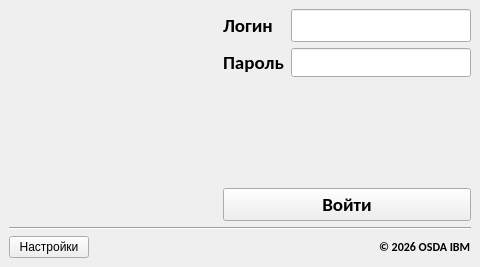
Qt form app/acms/loginwindow.ui (MK-IBM-WWS/ACMS) before a commit.
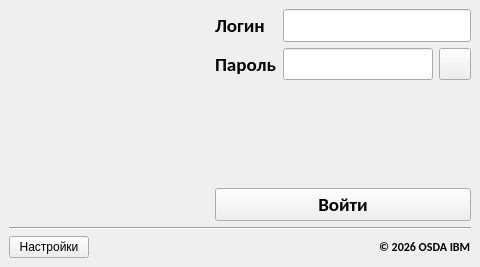
The same form after that commit. Icons and pictures are not drawn.

Patch:
```diff
--- a/app/acms/loginwindow.ui
+++ b/app/acms/loginwindow.ui
@@ -134,17 +134,6 @@
             </property>
            </widget>
           </item>
-          <item row="1" column="1">
-           <widget class="QLineEdit" name="lepass">
-            <property name="font">
-             <font>
-              <family>Carlito</family>
-              <pointsize>12</pointsize>
-              <bold>true</bold>
-             </font>
-            </property>
-           </widget>
-          </item>
           <item row="0" column="0">
            <widget class="QLabel" name="label_3">
             <property name="font">
@@ -159,6 +148,63 @@
             </property>
            </widget>
           </item>
+          <item row="1" column="1">
+           <layout class="QFormLayout" name="formLayout_2">
+            <item row="0" column="0">
+             <widget class="QLineEdit" name="lepass">
+              <property name="minimumSize">
+               <size>
+                <width>150</width>
+                <height>32</height>
+               </size>
+              </property>
+              <property name="maximumSize">
+               <size>
+                <width>16777215</width>
+                <height>32</height>
+               </size>
+              </property>
+              <property name="font">
+               <font>
+                <family>Carlito</family>
+                <pointsize>12</pointsize>
+                <bold>true</bold>
+               </font>
+              </property>
+             </widget>
+            </item>
+            <item row="0" column="1">
+             <widget class="QPushButton" name="btnshowpass">
+              <property name="minimumSize">
+               <size>
+                <width>32</width>
+                <height>32</height>
+               </size>
+              </property>
+              <property name="maximumSize">
+               <size>
+                <width>32</width>
+                <height>32</height>
+               </size>
+              </property>
+              <property name="font">
+               <font>
+                <family>Carlito</family>
+                <pointsize>14</pointsize>
+                <bold>true</bold>
+               </font>
+              </property>
+              <property name="text">
+               <string/>
+              </property>
+              <property name="icon">
+               <iconset resource="lw.qrc">
+                <normaloff>:/labels/show.png</normaloff>:/labels/show.png</iconset>
+              </property>
+             </widget>
+            </item>
+           </layout>
+          </item>
          </layout>
         </item>
         <item>
```
Left out of the diff: 14 changed lines with no effect on the pictures.
